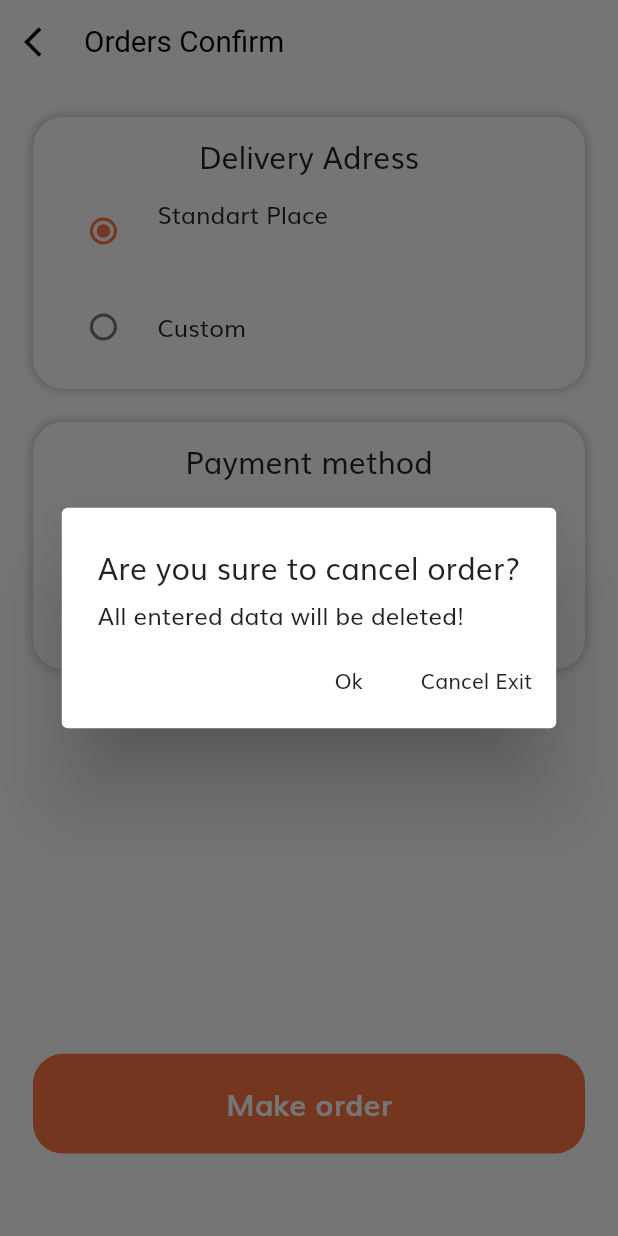
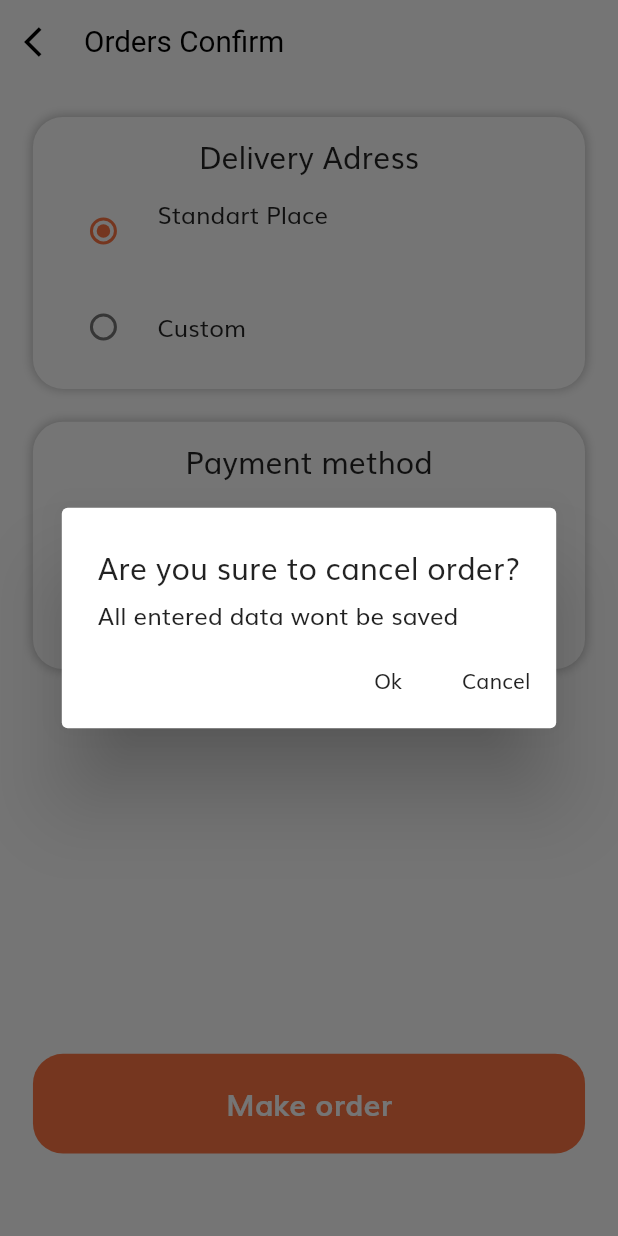
Before and after one commit to ArturLevchuk/e_commerce, a Flutter app: the OrdersConfirmScreen screen opened by its route, after a tap on the "arrow back ios" icon, on a phone screen of 412 x 824 dp. Run offline on Flutter 3.47's test engine with Material 2 defaults, Android fonts, the phone set to English and light mode, and no system bars; our stand-ins replace awesome_notifications, bloc, custom_refresh_indicator, dio, equatable, flutter_bloc and 2 more; accounts and stored records are empty.

Commit message:
exit dialog fixed

```diff
--- a/lib/screens/main_app/orders/orders_confirm_screen/widgets/exit_dialog.dart
+++ b/lib/screens/main_app/orders/orders_confirm_screen/widgets/exit_dialog.dart
@@ -5,9 +5,10 @@ Future<bool?> showExitDialog(BuildContext context) => showDialog<bool>(
       builder: (context) => AlertDialog(
         titlePadding:
             const EdgeInsets.only(left: 24, right: 24, top: 24, bottom: 0),
-        contentPadding: const EdgeInsets.only(left: 24, right: 24, top: 6, bottom: 0),
+        contentPadding:
+            const EdgeInsets.only(left: 24, right: 24, top: 6, bottom: 0),
         title: const Text('Are you sure to cancel order?'),
-        content: const Text("All entered data will be deleted!"),
+        content: const Text("All entered data wont be saved"),
         actions: [
           TextButton(
             child: Text('Ok', style: Theme.of(context).textTheme.button),
@@ -16,8 +17,7 @@ Future<bool?> showExitDialog(BuildContext context) => showDialog<bool>(
             },
           ),
           TextButton(
-            child:
-                Text('Cancel Exit', style: Theme.of(context).textTheme.button),
+            child: Text('Cancel', style: Theme.of(context).textTheme.button),
             onPressed: () {
               Navigator.of(context).pop(false);
             },
```
